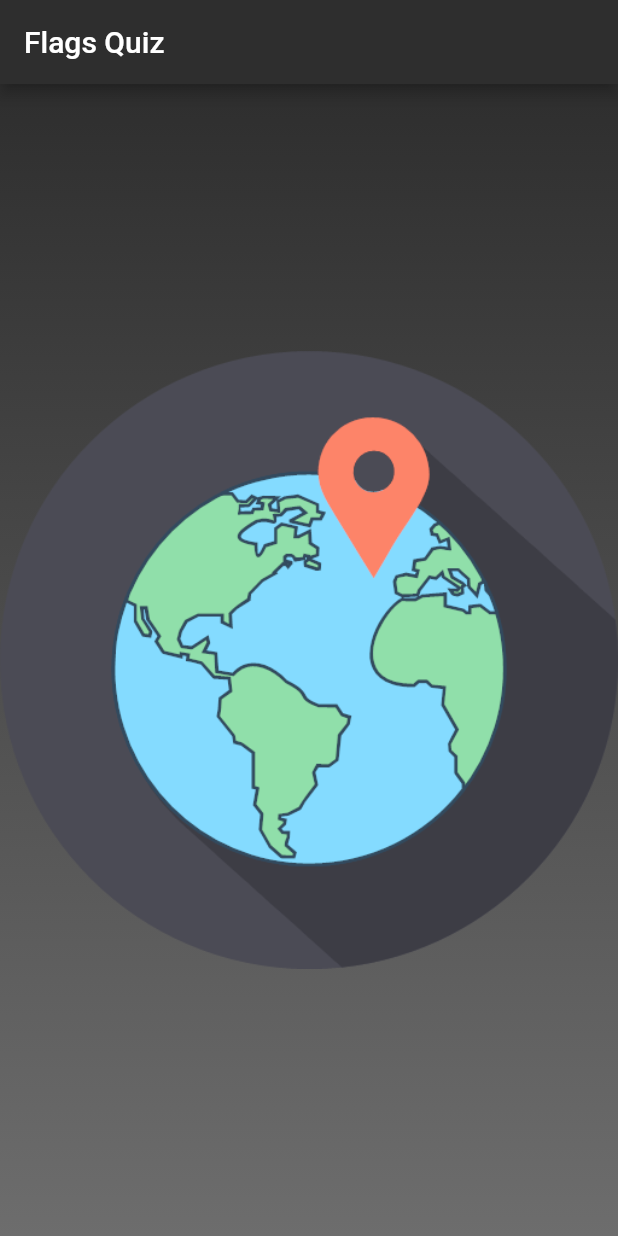
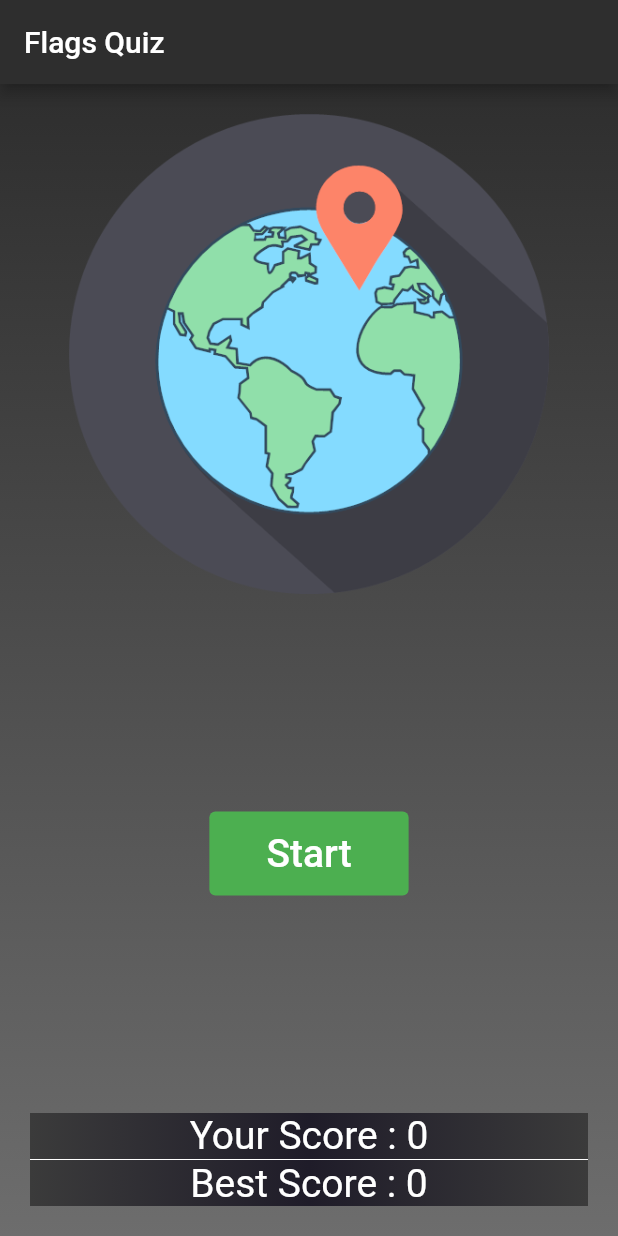
Before and after one commit to c1boo/Flags, a Flutter app: the screen it shows after launch, on a phone screen of 412 x 824 dp. Run offline on Flutter 3.47's test engine with Material 2 defaults, Android fonts, the phone set to English and light mode, and no system bars.

Commit message:
finished main screen

```diff
--- a/lib/main.dart
+++ b/lib/main.dart
@@ -2,7 +2,7 @@ import 'package:flutter/material.dart';
 import 'main_screen.dart';
 
 void main(List<String> args) {
-  runApp(Flags());
+  runApp(const Flags());
 }
 
 class Flags extends StatelessWidget {
--- a/lib/main_screen.dart
+++ b/lib/main_screen.dart
@@ -1,9 +1,17 @@
-import 'package:flutter/cupertino.dart';
 import 'package:flutter/material.dart';
+import 'widgets.dart';
 
-class MainScreen extends StatelessWidget {
+class MainScreen extends StatefulWidget {
   const MainScreen({super.key});
 
+  @override
+  _MainScreen createState() => _MainScreen();
+}
+
+class _MainScreen extends State<MainScreen> {
+  final bool playing = false;
+
+  @override
   Widget build(BuildContext context) {
     return Scaffold(
       appBar: AppBar(
@@ -11,16 +19,40 @@ class MainScreen extends StatelessWidget {
         backgroundColor: const Color.fromARGB(255, 46, 46, 46),
       ),
       body: Container(
+          width: double.maxFinite,
+          padding: const EdgeInsets.all(20),
           decoration: const BoxDecoration(
               gradient: LinearGradient(colors: [
             Color.fromARGB(255, 46, 46, 46),
             Color.fromARGB(255, 109, 109, 109)
           ], begin: Alignment.topCenter, end: Alignment.bottomCenter)),
           alignment: AlignmentDirectional.center,
-          child: Image.asset(
-            'assets/globe.png',
-            scale: 1,
-          )),
+          child: Column(
+              mainAxisAlignment: MainAxisAlignment.spaceBetween,
+              children: [
+                Image.asset(
+                  'assets/globe.png',
+                  scale: 1.6,
+                ),
+                Container(
+                  margin: const EdgeInsets.all(20),
+                  child: TextButton(
+                    onPressed: () {},
+                    style: TextButton.styleFrom(
+                      backgroundColor: Colors.green,
+                    ),
+                    child: const Padding(
+                      padding:
+                          EdgeInsets.symmetric(vertical: 5, horizontal: 30),
+                      child: Text(
+                        "Start",
+                        style: TextStyle(fontSize: 26, color: Colors.white),
+                      ),
+                    ),
+                  ),
+                ),
+                const ScoreTable()
+              ])),
     );
   }
 }
--- /dev/null
+++ b/lib/widgets.dart
@@ -0,0 +1,35 @@
+import 'package:flutter/material.dart';
+
+class ScoreTable extends StatelessWidget {
+  const ScoreTable({super.key});
+
+  @override
+  Widget build(BuildContext context) {
+    return Container(
+      decoration: const BoxDecoration(
+          gradient: LinearGradient(colors: [
+        Color.fromARGB(255, 59, 59, 59),
+        Color.fromARGB(255, 31, 28, 41),
+        Color.fromARGB(255, 59, 59, 59)
+      ], begin: Alignment.centerLeft, end: Alignment.centerRight)),
+      width: double.maxFinite,
+      child: Column(
+        children: [
+          Container(
+            child: const Text("Your Score : 0",
+                style: TextStyle(fontSize: 26, color: Colors.white)),
+          ),
+          //A thin horizontal line, with padding on either side.
+          const Divider(
+            color: Colors.white,
+            height: 2,
+          ),
+          Container(
+            child: const Text("Best Score : 0",
+                style: TextStyle(fontSize: 26, color: Colors.white)),
+          )
+        ],
+      ),
+    );
+  }
+}
```
